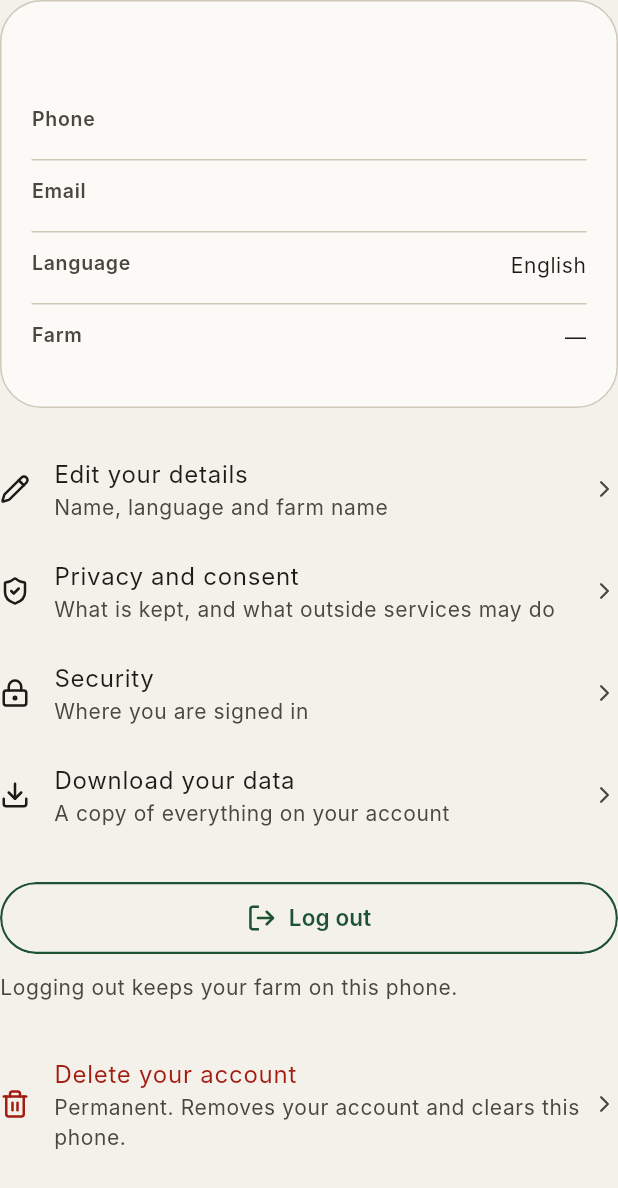
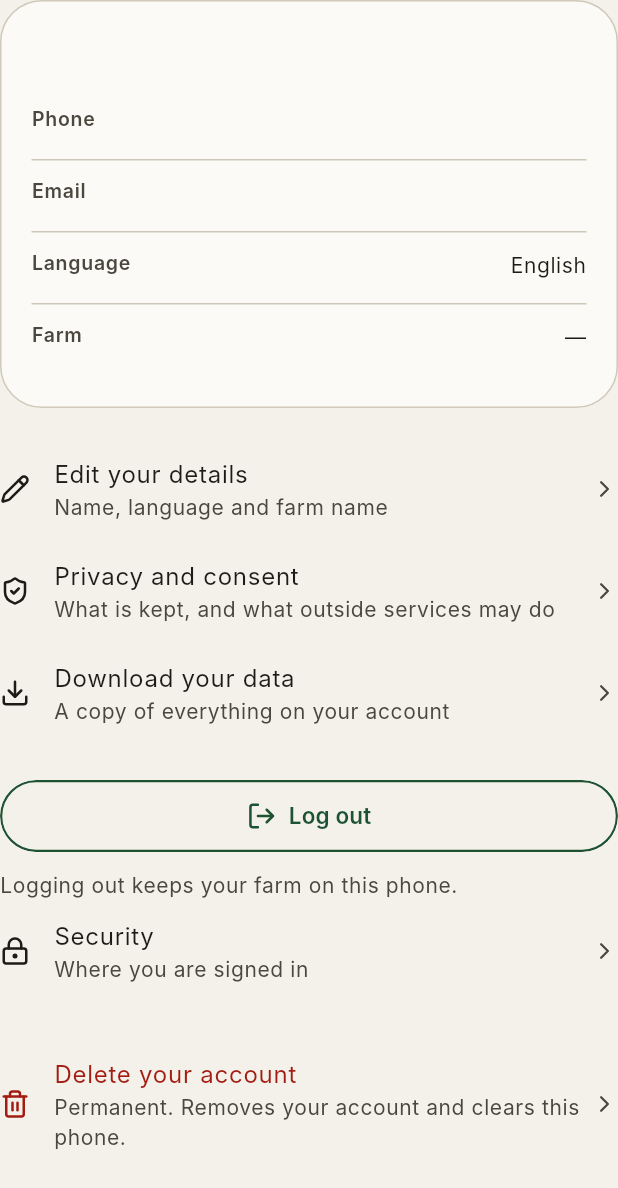
Before and after one commit to ctrl-alt-elite-za/Farmable, a Flutter app: the _SignedIn widget shown alone on an empty page, opened directly with empty values, on a phone screen of 412 x 824 dp. Shown: the top 1188 px of the screen. Run offline on Flutter 3.47's test engine with Material 3 defaults, Android fonts, the phone set to English and light mode, and no system bars; our stand-ins replace camera, connectivity_plus, device_info_plus, dio, drift, drift_flutter and 11 more; missing offline and left inert: google_mlkit_object_detection, record; accounts and stored records are empty; generated files the repository leaves out were written again; Roboto replaces fonts that are missing (Inter); statements that could not run were skipped.

Commit message:
fix(mobile): reset profile scroll after sign-out

```diff
--- a/apps/mobile/lib/features/account/account_screen.dart
+++ b/apps/mobile/lib/features/account/account_screen.dart
@@ -39,6 +39,7 @@ class AccountScreen extends ConsumerWidget {
       destination: NavDestination.profile,
       body: SafeArea(
         child: ListView(
+          key: ValueKey(standing.runtimeType),
           padding: const EdgeInsets.fromLTRB(
             AlmanacDimens.gutter,
             0,
@@ -178,12 +179,6 @@ class _SignedInState extends ConsumerState<_SignedIn> {
           onTap: () => context.go('/profile/privacy'),
         ),
         ProfileRow(
-          icon: LucideIcons.lockKeyhole,
-          title: 'Security',
-          subtitle: 'Where you are signed in',
-          onTap: () => context.go('/profile/security'),
-        ),
-        ProfileRow(
           icon: LucideIcons.download,
           title: 'Download your data',
           subtitle: 'A copy of everything on your account',
@@ -199,6 +194,12 @@ class _SignedInState extends ConsumerState<_SignedIn> {
         Text(
           'Logging out keeps your farm on this phone.',
           style: text.bodySmall?.copyWith(color: c.onSurfaceVariant),
+        ),
+        ProfileRow(
+          icon: LucideIcons.lockKeyhole,
+          title: 'Security',
+          subtitle: 'Where you are signed in',
+          onTap: () => context.go('/profile/security'),
         ),
         const SizedBox(height: AlmanacDimens.sp6),
         ProfileRow(
```
